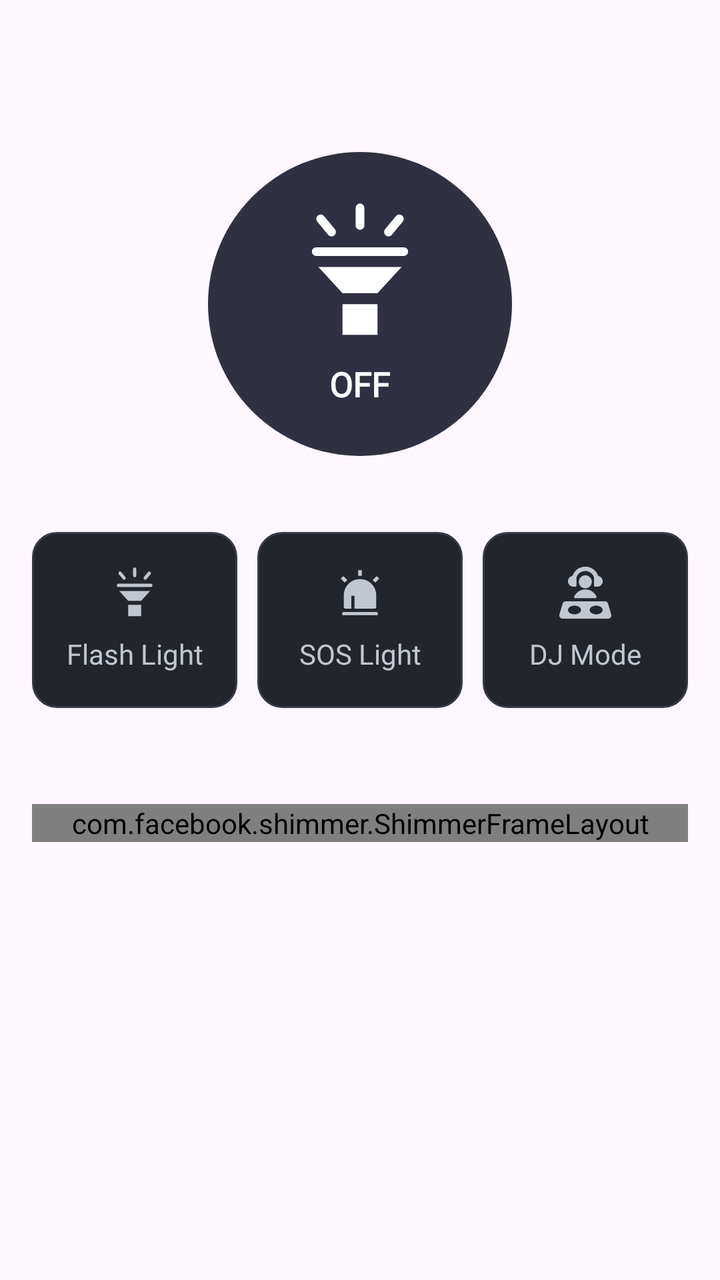
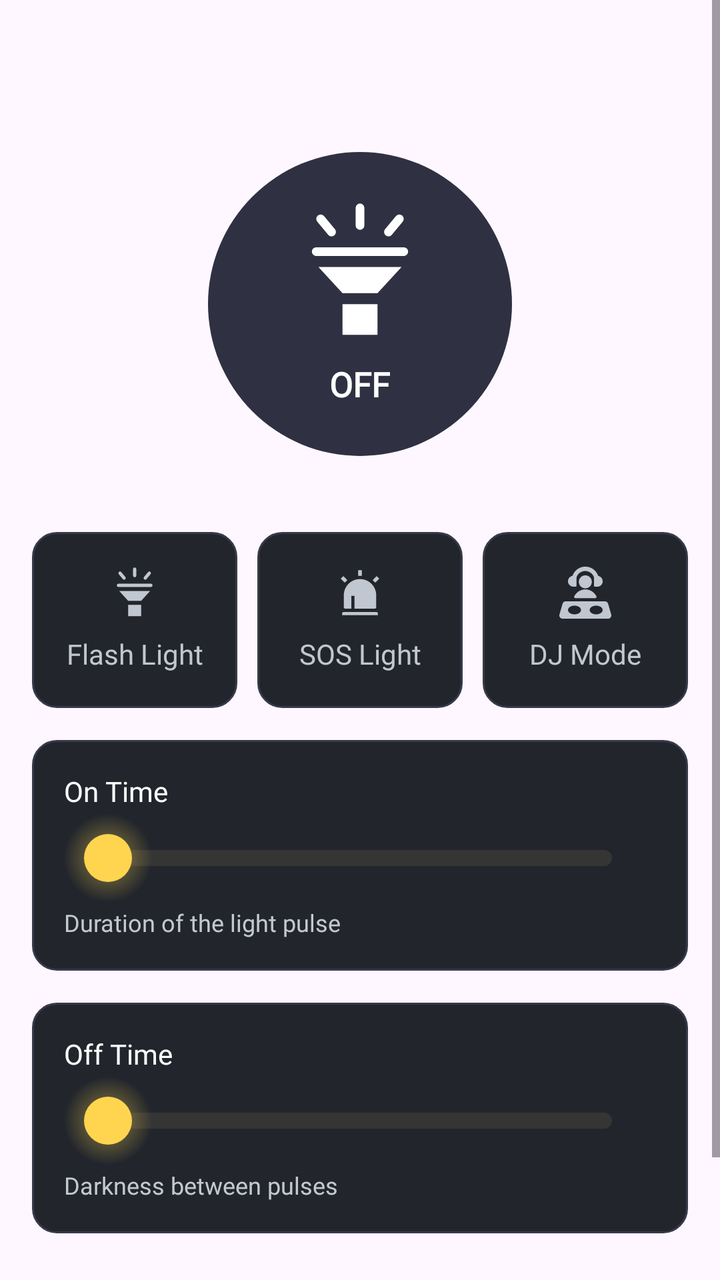

Screens rendered from an Android XML layout before and after an edit, with the pre-edit source and the edit as a unified diff.
<!-- AndroidManifest.xml: application theme Theme.Flashlight -->
<!-- res/layout/fragment_flash.xml -->
<?xml version="1.0" encoding="utf-8"?>
<ScrollView
    xmlns:android="http://schemas.android.com/apk/res/android"
    xmlns:app="http://schemas.android.com/apk/res-auto"
    android:layout_width="match_parent"
    android:layout_height="match_parent"
    android:fillViewport="true">

    <LinearLayout
        android:layout_width="match_parent"
        android:layout_height="wrap_content"
        android:gravity="center_horizontal"
        android:orientation="vertical"
        android:paddingStart="@dimen/size16"
        android:paddingTop="@dimen/size16"
        android:paddingEnd="@dimen/size16"
        android:paddingBottom="@dimen/size24">

        <LinearLayout
            android:id="@+id/light_container"
            android:layout_width="match_parent"
            android:layout_height="wrap_content">

            <FrameLayout
                android:layout_width="match_parent"
                android:layout_height="@dimen/size250">

                <FrameLayout
                    android:id="@+id/fl_light"
                    android:layout_width="match_parent"
                    android:layout_height="@dimen/size272">

                    <View
                        android:id="@+id/lamp_glow"
                        android:layout_width="@dimen/size272"
                        android:layout_height="@dimen/size272"
                        android:layout_gravity="center"
                        android:background="@drawable/bg_lamp_glow"
                        android:importantForAccessibility="no"
                        android:visibility="invisible" />

                    <LinearLayout
                        android:id="@+id/lamp_button"
                        android:layout_width="@dimen/size152"
                        android:layout_height="@dimen/size152"
                        android:layout_gravity="center"
                        android:background="@drawable/bg_lamp"
                        android:clickable="true"
                        android:contentDescription="@string/turn_on"
                        android:focusable="true"
                        android:gravity="center"
                        android:orientation="vertical">

                        <ImageView
                            android:layout_width="match_parent"
                            android:layout_height="@dimen/size70"
                            android:duplicateParentState="true"
                            android:importantForAccessibility="no"
                            android:src="@drawable/ic_flashlight"
                            app:tint="@color/white" />

                        <TextView
                            android:id="@+id/lamp_status"
                            android:layout_width="wrap_content"
                            android:layout_height="wrap_content"
                            android:layout_marginTop="@dimen/size10"
                            android:duplicateParentState="true"
                            android:fontFamily="@font/plusjakartasans_semibold"
                            android:text="@string/off"
                            android:textColor="@color/white"
                            android:textSize="@dimen/text_size_17"
                            android:textStyle="bold" />
                    </LinearLayout>
                </FrameLayout>

                <FrameLayout
                    android:id="@+id/sos_light"
                    android:layout_width="match_parent"
                    android:layout_height="@dimen/size272"
                    android:visibility="gone">

                    <View
                        android:id="@+id/sos_glow"
                        android:layout_width="@dimen/size272"
                        android:layout_height="@dimen/size272"
                        android:layout_gravity="center"
                        android:background="@drawable/bg_sos_glow"
                        android:importantForAccessibility="no"
                        android:visibility="invisible" />

                    <LinearLayout
                        android:id="@+id/sos_button"
                        android:layout_width="@dimen/size152"
                        android:layout_height="@dimen/size152"
                        android:layout_gravity="center"
                        android:background="@drawable/bg_sos_button"
                        android:clickable="true"
                        android:contentDescription="@string/turn_on"
                        android:focusable="true"
                        android:gravity="center"
                        android:orientation="vertical">

                        <ImageView
                            android:layout_width="@dimen/size70"
                            android:layout_height="@dimen/size70"
                            android:duplicateParentState="true"
                            android:importantForAccessibility="no"
                            android:src="@drawable/ic_sos"
                            app:tint="@color/white" />

                        <TextView
                            android:id="@+id/sos_status"
                            android:layout_width="wrap_content"
                            android:layout_height="wrap_content"
                            android:layout_marginTop="@dimen/size10"
                            android:duplicateParentState="true"
                            android:text="@string/off"
                            android:textColor="@color/white"
                            android:textSize="@dimen/text_size_17"
                            android:textStyle="bold" />
                    </LinearLayout>
                </FrameLayout>

                <FrameLayout
                    android:id="@+id/dj_mode"
                    android:layout_width="match_parent"
                    android:layout_height="@dimen/size272"
                    android:visibility="gone">

                    <View
                        android:id="@+id/dj_glow"
                        android:layout_width="@dimen/size272"
                        android:layout_height="@dimen/size272"
                        android:layout_gravity="center"
                        android:background="@drawable/bg_sos_glow"
                        android:importantForAccessibility="no"
                        android:visibility="invisible" />

                    <LinearLayout
                        android:id="@+id/dj_button"
                        android:layout_width="@dimen/size152"
                        android:layout_height="@dimen/size152"
                        android:layout_gravity="center"
                        android:background="@drawable/dj_sos_button"
                        android:clickable="true"
                        android:contentDescription="@string/turn_on"
                        android:focusable="true"
                        android:gravity="center"
                        android:orientation="vertical">

                        <ImageView
                            android:layout_width="@dimen/size70"
                            android:layout_height="@dimen/size70"
                            android:duplicateParentState="true"
                            android:importantForAccessibility="no"
                            android:src="@drawable/ic_sos"
                            app:tint="@color/white" />

                        <TextView
                            android:id="@+id/dj_status"
                            android:layout_width="wrap_content"
                            android:layout_height="wrap_content"
                            android:layout_marginTop="@dimen/size10"
                            android:duplicateParentState="true"
                            android:text="@string/off"
                            android:textColor="@color/white"
                            android:textSize="@dimen/text_size_17"
                            android:textStyle="bold" />
                    </LinearLayout>
                </FrameLayout>
            </FrameLayout>
        </LinearLayout>

        <LinearLayout
            android:layout_width="match_parent"
            android:id="@+id/mode_row"
            android:layout_height="@dimen/size88">

            <LinearLayout
                android:id="@+id/mode_flash"
                android:layout_width="0dp"
                android:layout_height="match_parent"
                android:layout_marginStart="0dp"
                android:layout_weight="1"
                android:background="@drawable/bg_mode"
                android:clickable="true"
                android:focusable="true"
                android:gravity="center"
                android:orientation="vertical">

                <ImageView
                    android:layout_width="@dimen/size26"
                    android:layout_height="@dimen/size26"
                    android:duplicateParentState="true"
                    android:importantForAccessibility="no"
                    android:src="@drawable/ic_flashlight"
                    app:tint="@color/control_tint" />

                <TextView
                    android:layout_width="match_parent"
                    android:layout_height="wrap_content"
                    android:layout_marginTop="@dimen/size8"
                    android:duplicateParentState="true"
                    android:fontFamily="@font/plusjakartasans_medium"
                    android:gravity="center"
                    android:text="@string/flash_light"
                    android:textColor="@color/control_tint"
                    android:textSize="@dimen/text_size_14" />
            </LinearLayout>

            <LinearLayout
                android:id="@+id/mode_sos"
                android:layout_width="0dp"
                android:layout_height="match_parent"
                android:layout_marginStart="@dimen/size10"
                android:layout_weight="1"
                android:background="@drawable/bg_mode"
                android:clickable="true"
                android:focusable="true"
                android:gravity="center"
                android:orientation="vertical">

                <ImageView
                    android:layout_width="@dimen/size26"
                    android:layout_height="@dimen/size26"
                    android:duplicateParentState="true"
                    android:importantForAccessibility="no"
                    android:src="@drawable/ic_sos"
                    app:tint="@color/control_tint" />

                <TextView
                    android:layout_width="match_parent"
                    android:layout_height="wrap_content"
                    android:layout_marginTop="@dimen/size8"
                    android:duplicateParentState="true"
                    android:fontFamily="@font/plusjakartasans_medium"
                    android:gravity="center"
                    android:text="@string/sos_light"
                    android:textColor="@color/control_tint"
                    android:textSize="@dimen/text_size_14" />
            </LinearLayout>

            <LinearLayout
                android:id="@+id/mode_dj"
                android:layout_width="0dp"
                android:layout_height="match_parent"
                android:layout_marginStart="@dimen/size10"
                android:layout_weight="1"
                android:background="@drawable/bg_mode"
                android:clickable="true"
                android:focusable="true"
                android:gravity="center"
                android:orientation="vertical">

                <ImageView
                    android:layout_width="@dimen/size26"
                    android:layout_height="@dimen/size26"
                    android:duplicateParentState="true"
                    android:importantForAccessibility="no"
                    android:src="@drawable/ic_dj"
                    app:tint="@color/control_tint" />

                <TextView
                    android:layout_width="match_parent"
                    android:layout_height="wrap_content"
                    android:layout_marginTop="@dimen/size8"
                    android:duplicateParentState="true"
                    android:fontFamily="@font/plusjakartasans_medium"
                    android:gravity="center"
                    android:text="@string/dj_mode"
                    android:textColor="@color/control_tint"
                    android:textSize="@dimen/text_size_14" />
            </LinearLayout>
        </LinearLayout>

        <FrameLayout
            android:id="@+id/frAdsNative"
            android:layout_marginTop="@dimen/size48"
            android:layout_width="match_parent"
            android:layout_height="wrap_content">

            <include android:id="@+id/shimmerContainerNative"
                layout="@layout/loading_native_medium"/>
        </FrameLayout>
    </LinearLayout>
</ScrollView>
<!-- res/layout/loading_native_medium.xml (included above) -->
<?xml version="1.0" encoding="utf-8"?>
<com.facebook.shimmer.ShimmerFrameLayout xmlns:android="http://schemas.android.com/apk/res/android"
    xmlns:app="http://schemas.android.com/apk/res-auto"
    android:id="@+id/shimmer_container_native"
    android:layout_width="match_parent"
    android:layout_height="wrap_content"
    android:clipToOutline="true"
    app:shimmer_auto_start="true"
    app:shimmer_base_alpha="0.6"
    app:shimmer_highlight_alpha="1">

    <androidx.constraintlayout.widget.ConstraintLayout
        android:layout_width="match_parent"
        android:layout_height="wrap_content"
        android:padding="@dimen/size10">
        <androidx.constraintlayout.widget.Guideline
            android:id="@+id/loading_medium_column"
            android:layout_width="wrap_content"
            android:layout_height="wrap_content"
            android:orientation="vertical"
            app:layout_constraintGuide_percent="0.43" />
        <View
            android:id="@+id/loading_medium_media"
            android:layout_width="0dp"
            android:layout_height="@dimen/size140"
            android:background="@drawable/bg_native_medium_placeholder"
            app:layout_constraintStart_toStartOf="@id/loading_medium_column"
            app:layout_constraintEnd_toEndOf="parent"
            app:layout_constraintTop_toTopOf="parent" />
        <LinearLayout
            android:layout_width="0dp"
            android:layout_height="wrap_content"
            android:layout_marginEnd="@dimen/size8"
            android:orientation="vertical"
            app:layout_constraintStart_toStartOf="parent"
            app:layout_constraintEnd_toStartOf="@id/loading_medium_column"
            app:layout_constraintTop_toTopOf="@id/loading_medium_media"
            app:layout_constraintBottom_toBottomOf="@id/loading_medium_media">
            <View
                android:layout_width="match_parent"
                android:layout_height="@dimen/size16"
                android:background="@drawable/bg_native_medium_placeholder" />
            <View
                android:layout_width="@dimen/size80"
                android:layout_height="@dimen/size10"
                android:layout_marginTop="@dimen/size6"
                android:background="@drawable/bg_native_medium_placeholder" />
            <View
                android:layout_width="match_parent"
                android:layout_height="@dimen/size10"
                android:layout_marginTop="@dimen/size6"
                android:background="@drawable/bg_native_medium_placeholder" />
            <View
                android:layout_width="match_parent"
                android:layout_height="@dimen/size10"
                android:layout_marginTop="@dimen/size4"
                android:background="@drawable/bg_native_medium_placeholder" />
        </LinearLayout>
        <View
            android:layout_width="0dp"
            android:layout_height="@dimen/size48"
            android:layout_marginTop="@dimen/size10"
            android:background="@drawable/bg_native_medium_placeholder"
            app:layout_constraintTop_toBottomOf="@id/loading_medium_media"
            app:layout_constraintBottom_toBottomOf="parent"
            app:layout_constraintStart_toStartOf="parent"
            app:layout_constraintEnd_toEndOf="parent" />
    </androidx.constraintlayout.widget.ConstraintLayout>
</com.facebook.shimmer.ShimmerFrameLayout>
<!-- resources referenced by this layout -->
<resources>
  <color name="white">#FFFFFFFF</color>
  <dimen name="size10">10dp</dimen>
  <dimen name="size140">140dp</dimen>
  <dimen name="size152">152dp</dimen>
  <dimen name="size16">16dp</dimen>
  <dimen name="size24">24dp</dimen>
  <dimen name="size250">250dp</dimen>
  <dimen name="size26">26dp</dimen>
  <dimen name="size272">272dp</dimen>
  <dimen name="size4">4dp</dimen>
  <dimen name="size48">48dp</dimen>
  <dimen name="size6">6dp</dimen>
  <dimen name="size70">70dp</dimen>
  <dimen name="size8">8dp</dimen>
  <dimen name="size80">80dp</dimen>
  <dimen name="size88">88dp</dimen>
  <dimen name="text_size_14">14sp</dimen>
  <dimen name="text_size_17">17sp</dimen>
  <!-- drawable bg_lamp_glow (drawable) -->
  <shape xmlns:android="http://schemas.android.com/apk/res/android"
      android:shape="oval">
      <gradient
          android:centerColor="#40FFD54F"
          android:endColor="#00FFD54F"
          android:gradientRadius="136dp"
          android:startColor="#80FFD54F"
          android:type="radial" />
  </shape>
  <!-- drawable bg_native_medium_placeholder (drawable) -->
  <shape xmlns:android="http://schemas.android.com/apk/res/android">
      <solid android:color="#70757D" />
      <corners android:radius="12dp" />
  </shape>
  <!-- drawable bg_sos_glow (drawable) -->
  <shape xmlns:android="http://schemas.android.com/apk/res/android"
      android:shape="oval">
      <gradient
          android:centerColor="#40CA0404"
          android:endColor="#00FF4F4F"
          android:gradientRadius="136dp"
          android:startColor="#80FF4F4F"
          android:type="radial" />
  </shape>
  <string name="dj_mode">DJ Mode</string>
  <string name="flash_light">Flash Light</string>
  <string name="off">OFF</string>
  <string name="sos_light">SOS Light</string>
  <string name="turn_on">Turn flashlight on</string>
  <style name="Theme.Flashlight" parent="Base.Theme.Flashlight">
          <item name="colorPrimaryDark">@color/color_bg</item>
          <item name="android:windowLightStatusBar">true</item>
          <item name="android:windowFullscreen">true</item>
          <item name="colorAccent">@color/black</item>
          <item name="android:splitMotionEvents">false</item>
          <item name="android:windowEnableSplitTouch">false</item>
      </style>
  <color name="color_bg">#111111</color>
  <color name="black">#FF000000</color>
  <!-- unchanged entries left out for length: 8 -->
</resources>

<!-- the commit's change to res/layout/fragment_flash.xml (unified diff, before → after) -->
@@ -270,6 +270,121 @@
                     android:text="@string/dj_mode"
                     android:textColor="@color/control_tint"
                     android:textSize="@dimen/text_size_14" />
+            </LinearLayout>
+        </LinearLayout>
+
+        <LinearLayout
+            android:id="@+id/flash_timing"
+            android:layout_width="match_parent"
+            android:layout_height="wrap_content"
+            android:orientation="vertical">
+
+            <LinearLayout
+                android:layout_width="match_parent"
+                android:layout_height="wrap_content"
+                android:layout_marginTop="@dimen/size16"
+                android:background="@drawable/bg_mode"
+                android:orientation="vertical"
+                android:padding="@dimen/size16">
+
+                <LinearLayout
+                    android:layout_width="match_parent"
+                    android:layout_height="wrap_content"
+                    android:orientation="horizontal">
+
+                    <TextView
+                        android:layout_width="0dp"
+                        android:layout_height="wrap_content"
+                        android:layout_weight="1"
+                        android:labelFor="@id/on_time_slider"
+                        android:text="@string/flash_on_time"
+                        android:fontFamily="@font/plusjakartasans_medium"
+                        android:textColor="@color/white"
+                        android:textSize="@dimen/text_size_14" />
+
+                    <TextView
+                        android:id="@+id/on_time_value"
+                        android:layout_width="wrap_content"
+                        android:layout_height="wrap_content"
+                        android:textColor="@color/yellow"
+                        android:textSize="@dimen/text_size_14" />
+                </LinearLayout>
+
+                <SeekBar
+                    android:id="@+id/on_time_slider"
+                    android:layout_width="match_parent"
+                    android:layout_height="48dp"
+                    android:max="9"
+                    android:maxHeight="8dp"
+                    android:minHeight="8dp"
+                    android:paddingStart="22dp"
+                    android:paddingEnd="22dp"
+                    android:progressDrawable="@drawable/bg_flash_timing_track"
+                    android:saveEnabled="false"
+                    android:splitTrack="false"
+                    android:thumb="@drawable/bg_flash_timing_thumb" />
+
+                <TextView
+                    android:layout_width="match_parent"
+                    android:layout_height="wrap_content"
+                    android:text="@string/flash_on_description"
+                    android:fontFamily="@font/plusjakartasans_regular"
+                    android:textColor="#C4C8D0"
+                    android:textSize="12sp" />
+            </LinearLayout>
+
+            <LinearLayout
+                android:layout_width="match_parent"
+                android:layout_height="wrap_content"
+                android:layout_marginTop="@dimen/size16"
+                android:background="@drawable/bg_mode"
+                android:orientation="vertical"
+                android:padding="@dimen/size16">
+
+                <LinearLayout
+                    android:layout_width="match_parent"
+                    android:layout_height="wrap_content"
+                    android:orientation="horizontal">
+
+                    <TextView
+                        android:layout_width="0dp"
+                        android:layout_height="wrap_content"
+                        android:layout_weight="1"
+                        android:labelFor="@id/off_time_slider"
+                        android:text="@string/flash_off_time"
+                        android:fontFamily="@font/plusjakartasans_medium"
+                        android:textColor="@color/white"
+                        android:textSize="@dimen/text_size_14" />
+
+                    <TextView
+                        android:id="@+id/off_time_value"
+                        android:layout_width="wrap_content"
+                        android:layout_height="wrap_content"
+                        android:textColor="@color/yellow"
+                        android:textSize="@dimen/text_size_14" />
+                </LinearLayout>
+
+                <SeekBar
+                    android:id="@+id/off_time_slider"
+                    android:layout_width="match_parent"
+                    android:layout_height="48dp"
+                    android:max="10"
+                    android:maxHeight="8dp"
+                    android:minHeight="8dp"
+                    android:paddingStart="22dp"
+                    android:paddingEnd="22dp"
+                    android:progressDrawable="@drawable/bg_flash_timing_track"
+                    android:saveEnabled="false"
+                    android:splitTrack="false"
+                    android:thumb="@drawable/bg_flash_timing_thumb" />
+
+                <TextView
+                    android:layout_width="match_parent"
+                    android:layout_height="wrap_content"
+                    android:text="@string/flash_off_description"
+                    android:fontFamily="@font/plusjakartasans_regular"
+                    android:textColor="#C4C8D0"
+                    android:textSize="12sp" />
             </LinearLayout>
         </LinearLayout>
 
<!-- resource entries referenced after the edit -->
@@ -1,6 +1,7 @@
 <!-- resources referenced by this layout -->
 <resources>
   <color name="white">#FFFFFFFF</color>
+  <color name="yellow">#FFC81A</color>
   <dimen name="size10">10dp</dimen>
   <dimen name="size140">140dp</dimen>
   <dimen name="size152">152dp</dimen>
@@ -18,6 +19,38 @@
   <dimen name="size88">88dp</dimen>
   <dimen name="text_size_14">14sp</dimen>
   <dimen name="text_size_17">17sp</dimen>
+  <!-- drawable bg_flash_timing_thumb (drawable) -->
+  <?xml version="1.0" encoding="utf-8"?>
+  <layer-list xmlns:android="http://schemas.android.com/apk/res/android">
+      <item>
+          <shape android:shape="oval">
+              <size android:width="44dp" android:height="44dp" />
+              <gradient
+                  android:type="radial"
+                  android:gradientRadius="22dp"
+                  android:startColor="#80FFD54F"
+                  android:endColor="#00FFD54F" />
+          </shape>
+      </item>
+      <item
+          android:left="10dp"
+          android:top="10dp"
+          android:right="10dp"
+          android:bottom="10dp">
+          <shape android:shape="oval">
+              <size android:width="14dp" android:height="14dp" />
+              <solid android:color="#FFD54F" />
+          </shape>
+      </item>
+  </layer-list>
+  <!-- drawable bg_flash_timing_track (drawable) -->
+  <?xml version="1.0" encoding="utf-8"?>
+  <shape xmlns:android="http://schemas.android.com/apk/res/android"
+      android:shape="rectangle">
+      <size android:height="8dp" />
+      <corners android:radius="4dp" />
+      <solid android:color="#353534" />
+  </shape>
   <!-- drawable bg_lamp_glow (drawable) -->
   <shape xmlns:android="http://schemas.android.com/apk/res/android"
       android:shape="oval">
@@ -45,6 +78,10 @@
   </shape>
   <string name="dj_mode">DJ Mode</string>
   <string name="flash_light">Flash Light</string>
+  <string name="flash_off_description">Darkness between pulses</string>
+  <string name="flash_off_time">Off Time</string>
+  <string name="flash_on_description">Duration of the light pulse</string>
+  <string name="flash_on_time">On Time</string>
   <string name="off">OFF</string>
   <string name="sos_light">SOS Light</string>
   <string name="turn_on">Turn flashlight on</string>
